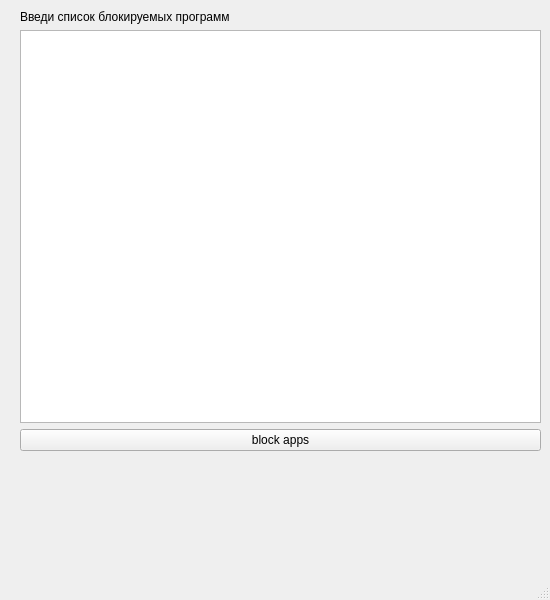
First picture: the form in mainwindow.ui, repository ArtNazarov/Silenter, before the edit.
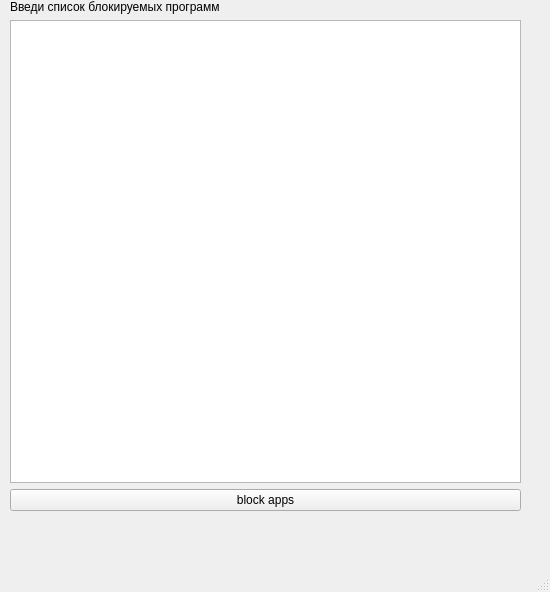
Second picture: the form after the edit.

Patch:
```diff
--- a/mainwindow.ui
+++ b/mainwindow.ui
@@ -7,21 +7,33 @@
     <x>0</x>
     <y>0</y>
     <width>550</width>
-    <height>600</height>
+    <height>592</height>
    </rect>
   </property>
   <property name="sizePolicy">
-   <sizepolicy hsizetype="MinimumExpanding" vsizetype="MinimumExpanding">
+   <sizepolicy hsizetype="Fixed" vsizetype="Fixed">
     <horstretch>0</horstretch>
     <verstretch>0</verstretch>
    </sizepolicy>
   </property>
+  <property name="minimumSize">
+   <size>
+    <width>550</width>
+    <height>592</height>
+   </size>
+  </property>
+  <property name="maximumSize">
+   <size>
+    <width>550</width>
+    <height>592</height>
+   </size>
+  </property>
   <property name="windowTitle">
    <string>MainWindow</string>
   </property>
   <widget class="QWidget" name="centralwidget">
    <property name="sizePolicy">
-    <sizepolicy hsizetype="Maximum" vsizetype="Maximum">
+    <sizepolicy hsizetype="Expanding" vsizetype="Expanding">
      <horstretch>0</horstretch>
      <verstretch>0</verstretch>
     </sizepolicy>
@@ -29,25 +41,38 @@
    <widget class="QWidget" name="verticalLayoutWidget">
     <property name="geometry">
      <rect>
-      <x>20</x>
-      <y>10</y>
-      <width>521</width>
-      <height>441</height>
+      <x>10</x>
+      <y>0</y>
+      <width>511</width>
+      <height>511</height>
      </rect>
     </property>
     <layout class="QVBoxLayout" name="verticalLayout">
      <property name="sizeConstraint">
-      <enum>QLayout::SizeConstraint::SetMaximumSize</enum>
+      <enum>QLayout::SizeConstraint::SetNoConstraint</enum>
      </property>
      <item>
       <widget class="QLabel" name="qlAboutListOfBlockedApps">
+       <property name="sizePolicy">
+        <sizepolicy hsizetype="Preferred" vsizetype="Fixed">
+         <horstretch>0</horstretch>
+         <verstretch>0</verstretch>
+        </sizepolicy>
+       </property>
        <property name="text">
         <string>Введи список блокируемых программ</string>
        </property>
       </widget>
      </item>
      <item>
-      <widget class="QTextEdit" name="qteBlockedAppsProcessNames"/>
+      <widget class="QTextEdit" name="qteBlockedAppsProcessNames">
+       <property name="sizePolicy">
+        <sizepolicy hsizetype="Expanding" vsizetype="Preferred">
+         <horstretch>0</horstretch>
+         <verstretch>0</verstretch>
+        </sizepolicy>
+       </property>
+      </widget>
      </item>
      <item>
       <widget class="QPushButton" name="pushButton">
```
Left out of the diff: 11 changed lines with no effect on the pictures.
